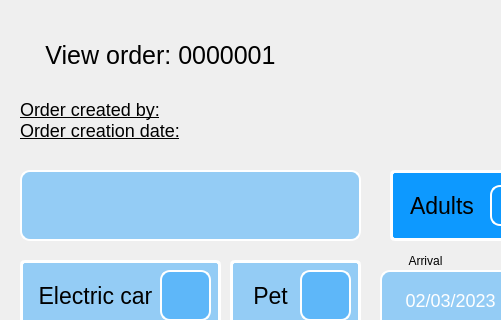
Qt form src/UI/UI_Files/view_order_widget.ui (Mandalflik02/Room_Management_Hotels) before a commit; both pictures show x 0 to 501 and y 0 to 320 of the 1300 by 610 pixel window.
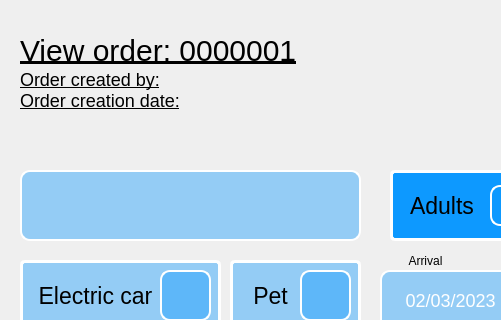
The same form after that commit. Icons and pictures are not drawn.

The edit to the form file:
```diff
--- a/src/UI/UI_Files/view_order_widget.ui
+++ b/src/UI/UI_Files/view_order_widget.ui
@@ -59,22 +59,23 @@
   <widget class="QLabel" name="order_id_label">
    <property name="geometry">
     <rect>
-     <x>30</x>
+     <x>20</x>
      <y>30</y>
-     <width>261</width>
-     <height>51</height>
+     <width>311</width>
+     <height>41</height>
     </rect>
    </property>
    <property name="styleSheet">
     <string notr="true">background-color: transparent;
-font-size:25px;
+font-size:30px;
+text-decoration: underline;
 color: rgb(0, 0, 0);</string>
    </property>
    <property name="text">
     <string>View order: 0000001</string>
    </property>
    <property name="alignment">
-    <set>Qt::AlignCenter</set>
+    <set>Qt::AlignLeading|Qt::AlignLeft|Qt::AlignVCenter</set>
    </property>
   </widget>
   <widget class="QPushButton" name="check_in_btn">
@@ -133,7 +134,7 @@
    <property name="geometry">
     <rect>
      <x>20</x>
-     <y>99</y>
+     <y>69</y>
      <width>341</width>
      <height>21</height>
     </rect>
@@ -155,7 +156,7 @@
    <property name="geometry">
     <rect>
      <x>20</x>
-     <y>120</y>
+     <y>90</y>
      <width>341</width>
      <height>21</height>
     </rect>
```
